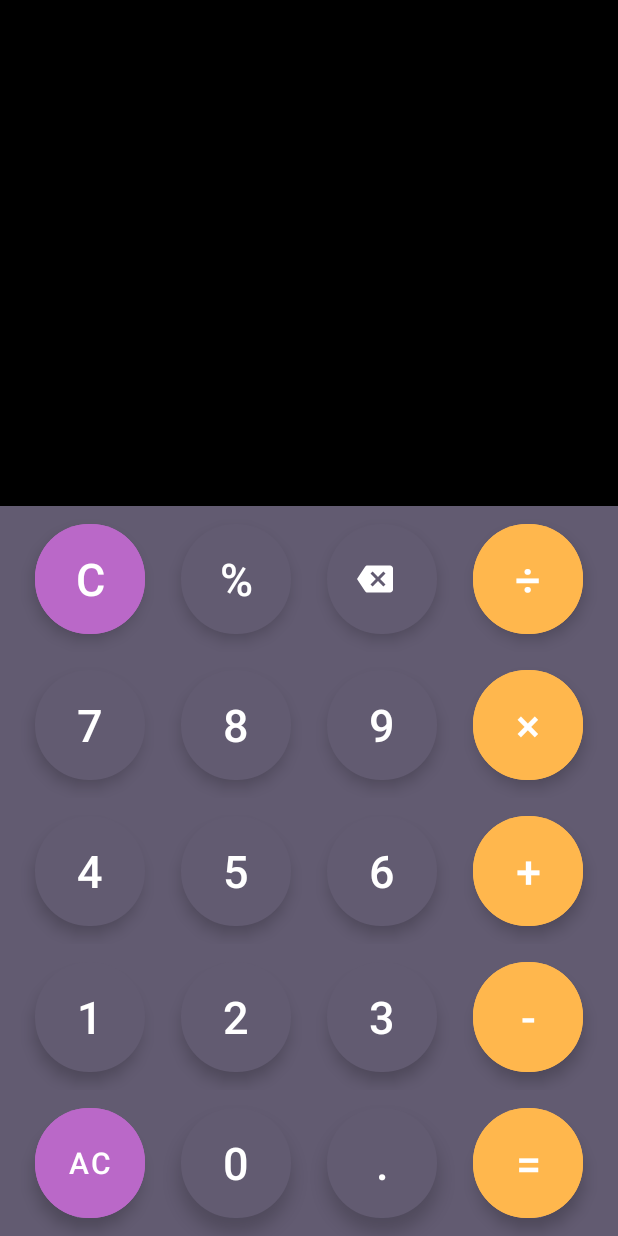
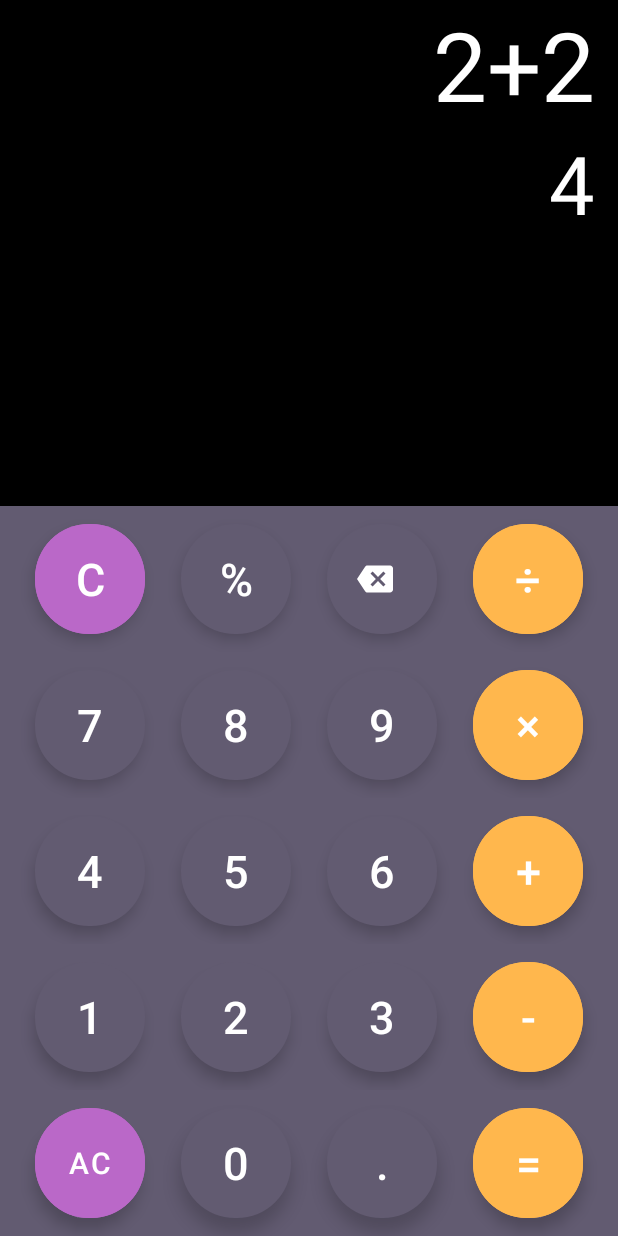
Before and after one commit to splitcentre/costum_calculator_fixx, an Android app: the screen it shows after launch (MainActivity), on a phone screen of 412 x 824 dp. Run offline under Robolectric (Android 15) with nearby library versions, the phone set to English and light mode, and no system bars.

```diff
--- a/app/src/main/res/layout/activity_main.xml
+++ b/app/src/main/res/layout/activity_main.xml
@@ -6,6 +6,30 @@
     android:layout_height="match_parent"
     android:background="@color/black"
     tools:context=".MainActivity">
+
+    <TextView
+        android:layout_width="match_parent"
+        android:layout_height="wrap_content"
+        android:id="@+id/solution"
+        android:textSize="64dp"
+        android:text="2+2"
+        android:textAlignment="textEnd"
+        android:textColor="@color/white"
+        android:layout_marginTop="64dp"
+        android:layout_marginRight="15dp"
+        tools:ignore="MissingConstraints"></TextView>
+
+    <TextView
+        android:layout_width="match_parent"
+        android:layout_height="wrap_content"
+        android:id="@+id/output"
+        android:textAlignment="textEnd"
+        android:text="4"
+        android:textColor="@color/white"
+        android:textSize="54dp"
+        app:layout_constraintTop_toBottomOf="@+id/solution"
+        android:layout_marginRight="15dp"></TextView>
+
 
     <LinearLayout
         android:id="@+id/btn_layout"
```
